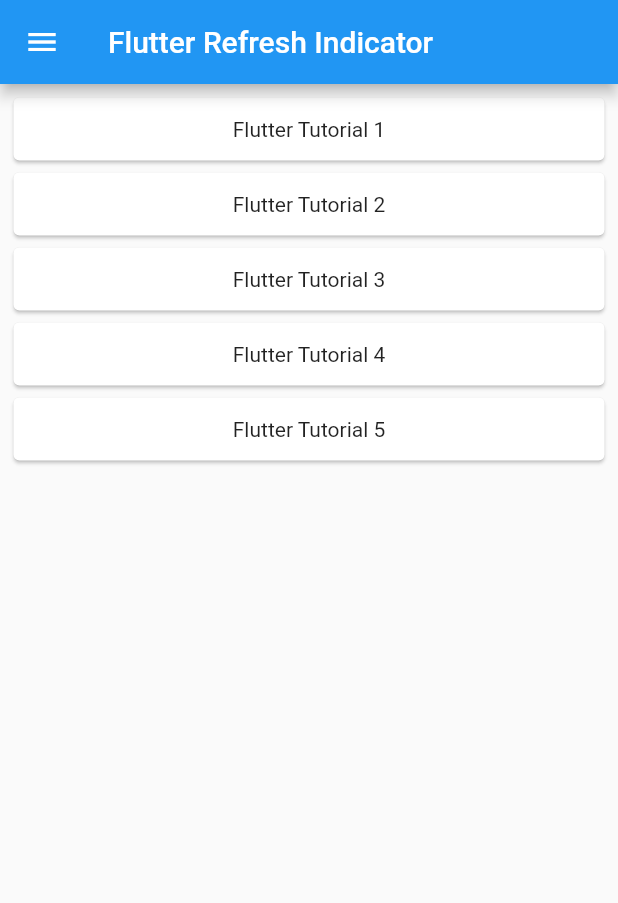
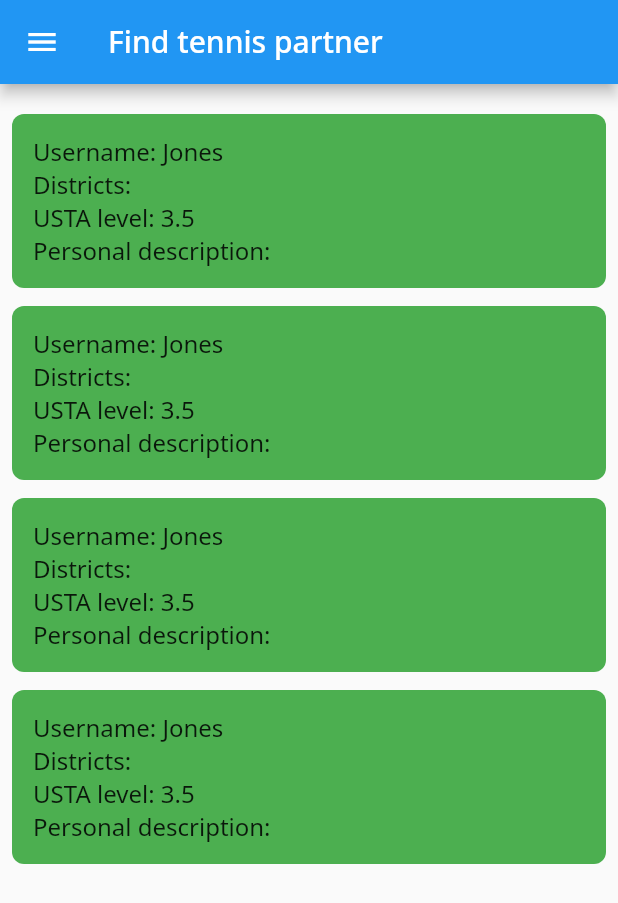
Before and after one commit to jackychoi26/play_tennis_hk, a Flutter app: the PartnerListScreen screen opened directly, on a phone screen of 412 x 824 dp. Shown: the top 903 px of the screen. Run offline on Flutter 3.47's test engine with Material 2 defaults, Android fonts, the phone set to English and light mode, and no system bars; our stand-ins replace dio, flutter_riverpod, flutter_secure_storage, google_fonts; accounts and stored records are empty; generated files the repository leaves out were written again; network calls fail.

Commit message:
feat: added partner finding section

```diff
--- a/lib/components/custom_drawer.dart
+++ b/lib/components/custom_drawer.dart
@@ -4,7 +4,7 @@ import 'package:play_tennis_hk/components/custom_text.dart';
 import 'package:flutter_gen/gen_l10n/app_localizations.dart';
 import 'package:play_tennis_hk/features/about_us/ui/about_us_screen.dart';
 import 'package:play_tennis_hk/features/matchmaking/ui/matchmaking_screen.dart';
-import 'package:play_tennis_hk/features/partner-finding/ui/partner_list.dart';
+import 'package:play_tennis_hk/features/partner-finding/ui/partner_list_screen.dart';
 import 'package:play_tennis_hk/features/profile/domain/providers/token_provider.dart';
 import 'package:play_tennis_hk/features/profile/ui/login_screen.dart';
 import 'package:play_tennis_hk/features/profile/ui/profile_screen.dart';
--- a/lib/features/matchmaking/ui/tennis_match_info_cell.dart
+++ b/lib/features/matchmaking/ui/tennis_match_info_cell.dart
@@ -19,6 +19,7 @@ class TennisMatchInfoCell extends StatelessWidget {
           MaterialPageRoute(
             builder: (context) => PartnerDetailScreen(
               tennisMatch: _tennisMatch,
+              userProfile: _tennisMatch.poster,
             ),
           ),
         );
--- a/lib/features/partner-finding/ui/partner_info_cell.dart
+++ b/lib/features/partner-finding/ui/partner_info_cell.dart
@@ -1,8 +1,16 @@
 import 'package:flutter/material.dart';
 import 'package:play_tennis_hk/components/custom_text.dart';
+import 'package:flutter_gen/gen_l10n/app_localizations.dart';
+import 'package:play_tennis_hk/domain/district.dart';
+import 'package:play_tennis_hk/features/profile/domain/entities/user_profile.dart';
 
 class PartnerInfoCell extends StatelessWidget {
-  const PartnerInfoCell({super.key});
+  const PartnerInfoCell({
+    super.key,
+    required this.userProfile,
+  });
+
+  final UserProfile userProfile;
 
   @override
   Widget build(BuildContext context) {
@@ -13,13 +21,19 @@ class PartnerInfoCell extends StatelessWidget {
         color: Colors.green,
         borderRadius: BorderRadius.circular(8),
       ),
-      child: const Column(
+      child: Column(
         crossAxisAlignment: CrossAxisAlignment.start,
         children: [
-          CustomText("30/6 Friday, 7-9pm"),
-          CustomText("Tai Po"),
-          CustomText("Level 3.5 - 4, Double"),
-          CustomText("Please contact me if you want to play together"),
+          CustomText(
+              "${AppLocalizations.of(context)?.username}: ${userProfile.username}"),
+          CustomText(
+              "${AppLocalizations.of(context)?.district}: ${userProfile.districts?.map((district) => district.toLocalizedName("zh")).toList().join(", ") ?? ""}"),
+          CustomText(
+              "${AppLocalizations.of(context)?.ustaLevel}: ${userProfile.ustaLevel.toString()}"),
+          CustomText(
+            "${AppLocalizations.of(context)?.personalDescription}: ${userProfile.description ?? ""}",
+            maxLines: 1,
+          ),
         ],
       ),
     );
--- a/lib/features/partner-finding/ui/partner_list.dart
+++ /dev/null
@@ -1,80 +0,0 @@
-import 'package:flutter/material.dart';
-import 'package:flutter_riverpod/flutter_riverpod.dart';
-import 'dart:async';
-
-import 'package:play_tennis_hk/components/custom_drawer.dart';
-
-class PartnerListScreen extends ConsumerStatefulWidget {
-  const PartnerListScreen({super.key});
-
-  @override
-  ConsumerState<ConsumerStatefulWidget> createState() =>
-      PartnerListScreenState();
-}
-
-class PartnerListScreenState extends ConsumerState<PartnerListScreen> {
-  List data = [
-    "Flutter Tutorial 1",
-    "Flutter Tutorial 2",
-    "Flutter Tutorial 3",
-    "Flutter Tutorial 4",
-    "Flutter Tutorial 5",
-  ];
-
-  @override
-  Widget build(BuildContext context) {
-    return Scaffold(
-        appBar: AppBar(
-          title: Text("Flutter Refresh Indicator"),
-        ),
-        drawer: const CustomDrawer(),
-        body: RefreshIndicator(
-          onRefresh: () async {
-            await Future.delayed(Duration(seconds: 2));
-            updateData();
-          },
-          child: ListView(
-            children: List.generate(
-              data.length,
-              (index) => Card(
-                child: Container(
-                  alignment: Alignment.center,
-                  child: Text(data[index]),
-                ),
-              ),
-            ),
-            shrinkWrap: true,
-            padding: EdgeInsets.all(5),
-            scrollDirection: Axis.vertical,
-            itemExtent: 50,
-          ),
-          color: Colors.white,
-          backgroundColor: Colors.purple,
-          triggerMode: RefreshIndicatorTriggerMode.anywhere,
-        ));
-  }
-
-  void updateData() {
-    Timer.periodic(const Duration(seconds: 1), (Timer timer) {
-      int i = data.length + 1;
-      data.add("Flutter Tutorial $i");
-      timer.cancel();
-      setState(() {});
-    });
-  }
-}
-
-// class _PartnerListState extends State<PartnerList> {
-//   @override
-//   Widget build(BuildContext context) {
-//     return ListView(
-//       padding: const EdgeInsets.all(8),
-//       children: const [
-//         PartnerInfoCell(),
-//         PartnerInfoCell(),
-//         PartnerInfoCell(),
-//       ],
-
-//     );
-//   }
-// }
--- /dev/null
+++ b/lib/features/partner-finding/ui/partner_list_screen.dart
@@ -0,0 +1,50 @@
+import 'package:flutter/material.dart';
+import 'package:flutter_riverpod/flutter_riverpod.dart';
+import 'package:play_tennis_hk/components/custom_drawer.dart';
+import 'package:flutter_gen/gen_l10n/app_localizations.dart';
+import 'package:play_tennis_hk/components/custom_text.dart';
+import 'package:play_tennis_hk/features/partner-finding/ui/partner_info_cell.dart';
+import 'package:play_tennis_hk/features/profile/domain/entities/user_profile.dart';
+
+class PartnerListScreen extends ConsumerStatefulWidget {
+  const PartnerListScreen({super.key});
+
+  @override
+  ConsumerState<ConsumerStatefulWidget> createState() =>
+      PartnerListScreenState();
+}
+
+class PartnerListScreenState extends ConsumerState<PartnerListScreen> {
+  Future refresh() async {}
+
+  @override
+  Widget build(BuildContext context) {
+    return Scaffold(
+      appBar: AppBar(
+        title: CustomText(
+          AppLocalizations.of(context)?.findPartner,
+          textType: CustomTextType.subtitle,
+        ),
+      ),
+      drawer: const CustomDrawer(),
+      body: RefreshIndicator(
+        onRefresh: refresh,
+        child: ListView.builder(
+          padding: const EdgeInsets.all(8),
+          itemCount: 4,
+          scrollDirection: Axis.vertical,
+          // shrinkWrap: true,
+          itemBuilder: (BuildContext context, int index) {
+            return const PartnerInfoCell(
+              userProfile: UserProfile(
+                  username: "Jones",
+                  email: "ahha@asdsa.com",
+                  imageUrl: "",
+                  ustaLevel: 3.5),
+            );
+          },
+        ),
+      ),
+    );
+  }
+}
--- a/lib/l10n/app_en.arb
+++ b/lib/l10n/app_en.arb
@@ -67,7 +67,7 @@
   "mensDoubles": "Men's doubles",
   "womensDoubles": "Women's doubles",
   "mixedDoubles": "Mixed doubles",
-  "createMatch": "Create Match",
+  "createMatch": "Create match",
   "aboutUs": "About us",
   "appVersion": "App version",
   "joinUs": "Join us"
```
Also changed, not shown: lib/features/matchmaking/ui/matchmaking_screen.dart (+3 -5 lines), lib/features/matchmaking/ui/tennis_match_list.dart (+12 -7 lines), lib/features/partner-finding/ui/partner_detail_screen.dart (+16 -12 lines), 2 other files.
